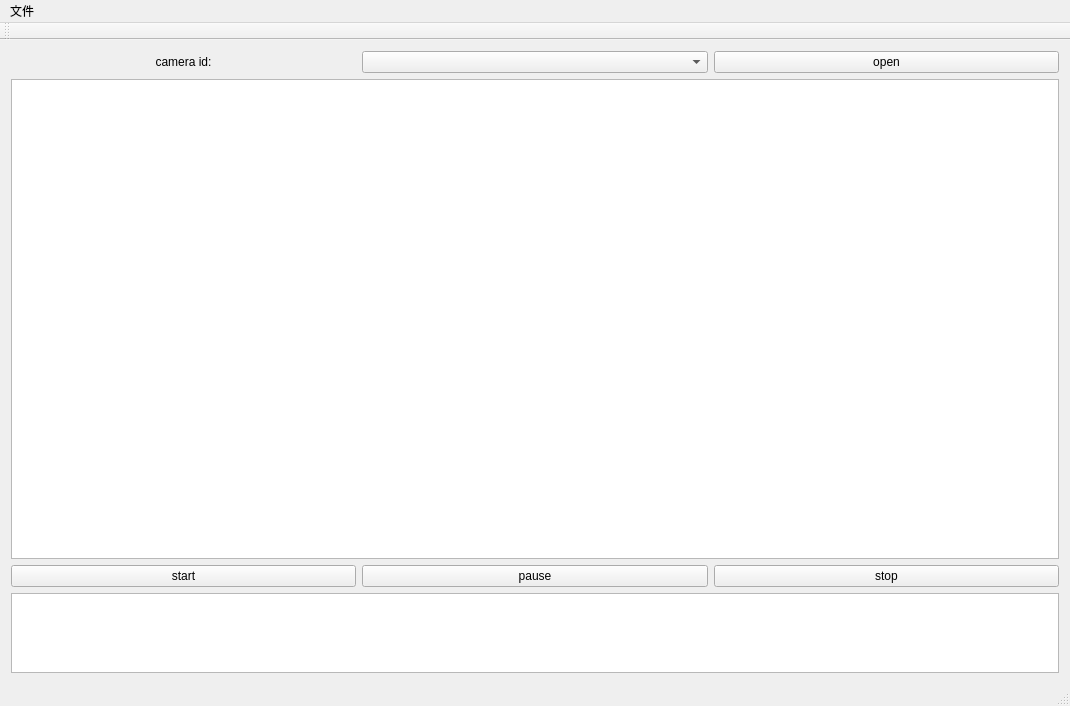
First picture: the form in mainwindow.ui, repository lbc3402785/expressServer, before the edit.
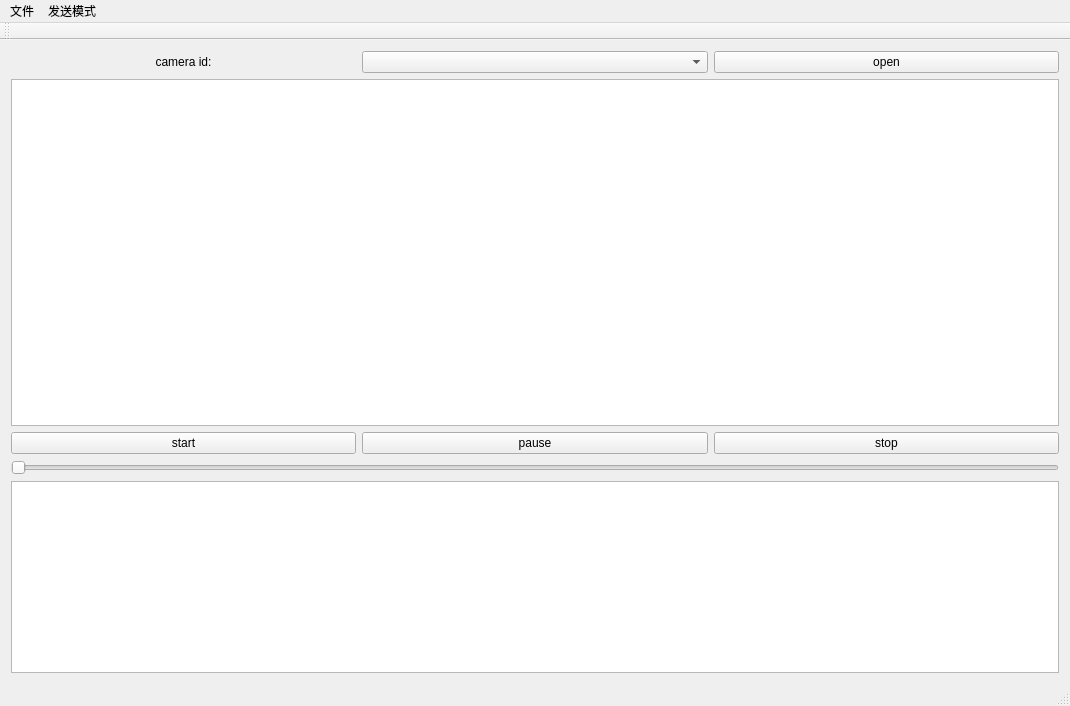
Second picture: the form after the edit. Icons and pictures are not drawn.

```diff
--- a/mainwindow.ui
+++ b/mainwindow.ui
@@ -16,10 +16,7 @@
   <widget class="QWidget" name="centralWidget">
    <layout class="QGridLayout" name="gridLayout_4">
     <item row="0" column="0">
-     <layout class="QGridLayout" name="gridLayout" rowstretch="1,6,2,1">
-      <item row="1" column="0" colspan="3">
-       <widget class="QGraphicsView" name="imageView"/>
-      </item>
+     <layout class="QGridLayout" name="gridLayout" rowstretch="1,6,2,1,0">
       <item row="0" column="0">
        <widget class="QLabel" name="label">
         <property name="text">
@@ -30,15 +27,11 @@
         </property>
        </widget>
       </item>
-      <item row="2" column="0">
-       <widget class="QPushButton" name="start">
-        <property name="text">
-         <string>start</string>
-        </property>
-       </widget>
+      <item row="4" column="0" colspan="3">
+       <widget class="QTextBrowser" name="textBrowser"/>
       </item>
-      <item row="0" column="1">
-       <widget class="QComboBox" name="id"/>
+      <item row="1" column="0" colspan="3">
+       <widget class="QGraphicsView" name="imageView"/>
       </item>
       <item row="2" column="2">
        <widget class="QPushButton" name="stop">
@@ -47,13 +40,6 @@
         </property>
        </widget>
       </item>
-      <item row="0" column="2">
-       <widget class="QPushButton" name="open">
-        <property name="text">
-         <string>open</string>
-        </property>
-       </widget>
-      </item>
       <item row="2" column="1">
        <widget class="QPushButton" name="pause">
         <property name="text">
@@ -61,8 +47,35 @@
         </property>
        </widget>
       </item>
+      <item row="2" column="0">
+       <widget class="QPushButton" name="start">
+        <property name="text">
+         <string>start</string>
+        </property>
+       </widget>
+      </item>
+      <item row="0" column="2">
+       <widget class="QPushButton" name="open">
+        <property name="text">
+         <string>open</string>
+        </property>
+       </widget>
+      </item>
+      <item row="0" column="1">
+       <widget class="QComboBox" name="id"/>
+      </item>
       <item row="3" column="0" colspan="3">
-       <widget class="QTextBrowser" name="textBrowser"/>
+       <widget class="QSlider" name="horizontalSlider">
+        <property name="minimum">
+         <number>1</number>
+        </property>
+        <property name="maximum">
+         <number>999</number>
+        </property>
+        <property name="orientation">
+         <enum>Qt::Horizontal</enum>
+        </property>
+       </widget>
       </item>
      </layout>
     </item>
@@ -83,7 +96,15 @@
     </property>
     <addaction name="settings"/>
    </widget>
+   <widget class="QMenu" name="menu">
+    <property name="title">
+     <string>发送模式</string>
+    </property>
+    <addaction name="actionBFM"/>
+    <addaction name="actionG8M"/>
+   </widget>
    <addaction name="file"/>
+   <addaction name="menu"/>
   </widget>
   <widget class="QToolBar" name="mainToolBar">
    <attribute name="toolBarArea">
@@ -96,13 +117,29 @@
   <widget class="QStatusBar" name="statusBar"/>
   <action name="settings">
    <property name="icon">
-    <iconset>
+    <iconset resource="icon.qrc">
      <normaloff>:/iconImage/img/settings.png</normaloff>:/iconImage/img/settings.png</iconset>
    </property>
    <property name="text">
     <string>设置</string>
    </property>
   </action>
+  <action name="actionBFM">
+   <property name="checkable">
+    <bool>true</bool>
+   </property>
+   <property name="text">
+    <string>BFM</string>
+   </property>
+  </action>
+  <action name="actionG8M">
+   <property name="checkable">
+    <bool>true</bool>
+   </property>
+   <property name="text">
+    <string>G8M</string>
+   </property>
+  </action>
  </widget>
  <layoutdefault spacing="6" margin="11"/>
  <resources/>
```
Left out of the diff: 4 changed lines with no effect on the pictures.
